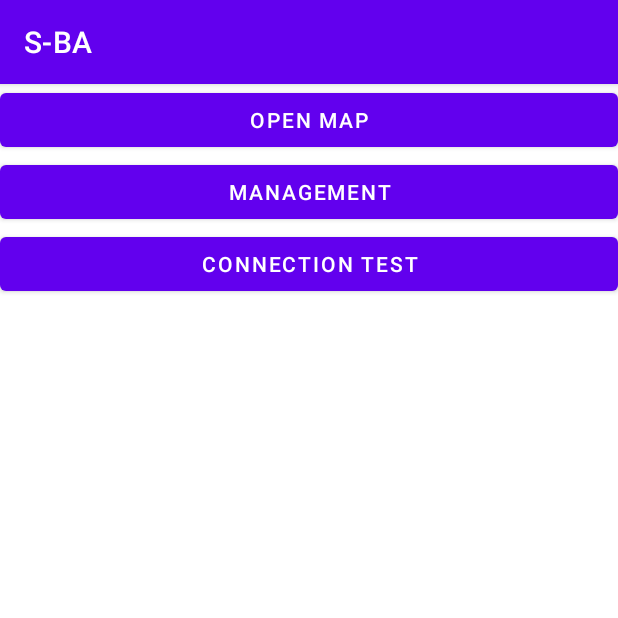
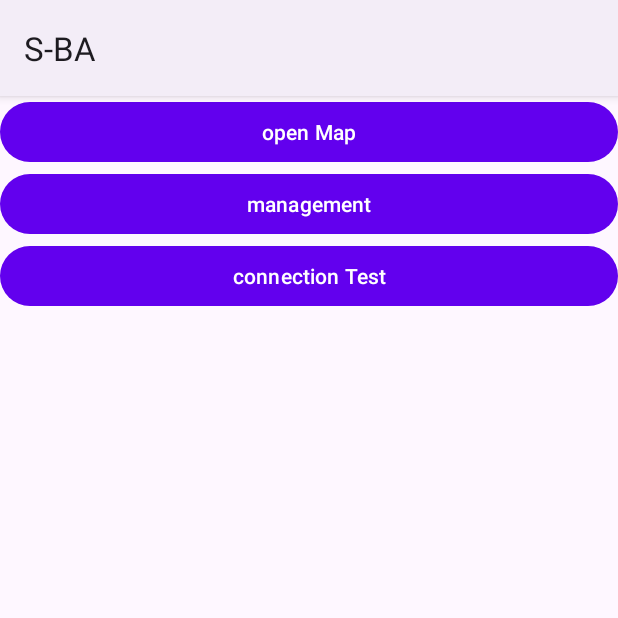
Before and after one commit to safe-bicycle-assistant/s-ba, an Android app: the screen it shows after launch (MainActivity), on a phone screen of 412 x 824 dp, the top half of it. Run offline under Robolectric (Android 15) with nearby library versions, the light colour scheme and no system bars.

Commit message:
바텀싯에 머티리얼 UI 적용

```diff
--- a/mobile/app/src/main/java/com/safe_bicycle_assistant/s_ba/managers/MapManager.java
+++ b/mobile/app/src/main/java/com/safe_bicycle_assistant/s_ba/managers/MapManager.java
@@ -118,7 +118,7 @@ public class MapManager {
 
     @SuppressLint("MissingPermission")
     public void trackCurrentGeoPoint(LocationListener listener) {
-        int minDistanceM = 3;
+        int minDistanceM = 2;
         int minTimeMS = 50;
         this.locationManager.requestLocationUpdates(
                 LocationManager.GPS_PROVIDER, minTimeMS, minDistanceM, listener, null);
--- a/mobile/app/src/main/res/layout/activity_navigation.xml
+++ b/mobile/app/src/main/res/layout/activity_navigation.xml
@@ -28,8 +28,9 @@
             android:textSize="24sp"
             android:textStyle="bold" />
 
-        <Button
+        <com.google.android.material.button.MaterialButton
             android:id="@+id/buttonStopDriving"
+            style="@style/Widget.Material3.Button.TonalButton"
             android:layout_width="wrap_content"
             android:layout_height="wrap_content"
             android:layout_weight="1"
--- a/mobile/app/src/main/res/values-night/themes.xml
+++ b/mobile/app/src/main/res/values-night/themes.xml
@@ -1,6 +1,6 @@
 <resources xmlns:tools="http://schemas.android.com/tools">
     <!-- Base application theme. -->
-    <style name="Theme.SBA" parent="Theme.MaterialComponents.DayNight.DarkActionBar">
+    <style name="Theme.SBA" parent="Theme.Material3.Dark">
         <!-- Primary brand color. -->
         <item name="colorPrimary">@color/purple_200</item>
         <item name="colorPrimaryVariant">@color/purple_700</item>
@@ -12,36 +12,5 @@
         <!-- Status bar color. -->
         <item name="android:statusBarColor">?attr/colorPrimaryVariant</item>
         <!-- Customize your theme here. -->
-        <item name="textAppearanceHeadline1">@style/TextAppearance.MaterialComponents.Headline1</item>
-        <item name="textAppearanceHeadline2">@style/TextAppearance.MaterialComponents.Headline2</item>
-        <item name="textAppearanceHeadline3">@style/TextAppearance.MaterialComponents.Headline3</item>
-        <item name="textAppearanceHeadline4">@style/TextAppearance.MaterialComponents.Headline4</item>
-        <item name="textAppearanceHeadline5">@style/TextAppearance.MaterialComponents.Headline5</item>
-        <item name="textAppearanceHeadline6">@style/TextAppearance.MaterialComponents.Headline6</item>
-        <item name="textAppearanceSubtitle1">@style/TextAppearance.MaterialComponents.Subtitle1</item>
-        <item name="textAppearanceSubtitle2">@style/TextAppearance.MaterialComponents.Subtitle2</item>
-        <item name="textAppearanceBody1">@style/TextAppearance.MaterialComponents.Body1</item>
-        <item name="textAppearanceBody2">@style/TextAppearance.MaterialComponents.Body2</item>
-        <item name="textAppearanceCaption">@style/TextAppearance.MaterialComponents.Caption</item>
-        <item name="textAppearanceButton">@style/TextAppearance.MaterialComponents.Button</item>
-        <item name="textAppearanceOverline">@style/TextAppearance.MaterialComponents.Overline</item>
-        <item name="textAppearanceDisplayLarge">@style/TextAppearance.Material3.DisplayLarge</item>
-        <item name="textAppearanceDisplayMedium">@style/TextAppearance.Material3.DisplayMedium</item>
-        <item name="textAppearanceDisplaySmall">@style/TextAppearance.Material3.DisplaySmall</item>
-        <item name="textAppearanceHeadlineLarge">@style/TextAppearance.Material3.HeadlineLarge</item>
-        <item name="textAppearanceHeadlineMedium">@style/TextAppearance.Material3.HeadlineMedium</item>
-        <item name="textAppearanceHeadlineSmall">@style/TextAppearance.Material3.HeadlineSmall</item>
-        <item name="textAppearanceTitleLarge">@style/TextAppearance.Material3.TitleLarge</item>
-        <item name="textAppearanceTitleMedium">@style/TextAppearance.Material3.TitleMedium</item>
-        <item name="textAppearanceTitleSmall">@style/TextAppearance.Material3.TitleSmall</item>
-        <item name="textAppearanceBodyLarge">@style/TextAppearance.Material3.BodyLarge</item>
-        <item name="textAppearanceBodyMedium">@style/TextAppearance.Material3.BodyMedium</item>
-        <item name="textAppearanceBodySmall">@style/TextAppearance.Material3.BodySmall</item>
-        <item name="textAppearanceLabelLarge">@style/TextAppearance.Material3.LabelLarge</item>
-        <item name="textAppearanceLabelMedium">@style/TextAppearance.Material3.LabelMedium</item>
-        <item name="textAppearanceLabelSmall">@style/TextAppearance.Material3.LabelSmall</item>
-        <item name="shapeAppearanceSmallComponent">@style/ShapeAppearance.Material3.SmallComponent</item>
-        <item name="shapeAppearanceMediumComponent">@style/ShapeAppearance.Material3.MediumComponent</item>
-        <item name="shapeAppearanceLargeComponent">@style/ShapeAppearance.Material3.LargeComponent</item>
     </style>
 </resources>
--- a/mobile/app/src/main/res/values/themes.xml
+++ b/mobile/app/src/main/res/values/themes.xml
@@ -1,47 +1,17 @@
 <resources xmlns:tools="http://schemas.android.com/tools">
     <!-- Base application theme. -->
-    <style name="Theme.SBA" parent="Theme.MaterialComponents.DayNight.DarkActionBar">
+    <style name="Theme.SBA" parent="Theme.Material3.Light">
         <!-- Primary brand color. -->
         <item name="colorPrimary">@color/purple_500</item>
         <item name="colorPrimaryVariant">@color/purple_700</item>
         <item name="colorOnPrimary">@color/white</item>
         <!-- Secondary brand color. -->
         <item name="colorSecondary">@color/teal_200</item>
+        <item name="colorSecondaryContainer">@color/teal_200</item>
         <item name="colorSecondaryVariant">@color/teal_700</item>
         <item name="colorOnSecondary">@color/black</item>
         <!-- Status bar color. -->
         <item name="android:statusBarColor">?attr/colorPrimaryVariant</item>
         <!-- Customize your theme here. -->
-        <item name="textAppearanceHeadline1">@style/TextAppearance.MaterialComponents.Headline1</item>
-        <item name="textAppearanceHeadline2">@style/TextAppearance.MaterialComponents.Headline2</item>
-        <item name="textAppearanceHeadline3">@style/TextAppearance.MaterialComponents.Headline3</item>
-        <item name="textAppearanceHeadline4">@style/TextAppearance.MaterialComponents.Headline4</item>
-        <item name="textAppearanceHeadline5">@style/TextAppearance.MaterialComponents.Headline5</item>
-        <item name="textAppearanceHeadline6">@style/TextAppearance.MaterialComponents.Headline6</item>
-        <item name="textAppearanceSubtitle1">@style/TextAppearance.MaterialComponents.Subtitle1</item>
-        <item name="textAppearanceSubtitle2">@style/TextAppearance.MaterialComponents.Subtitle2</item>
-        <item name="textAppearanceBody1">@style/TextAppearance.MaterialComponents.Body1</item>
-        <item name="textAppearanceBody2">@style/TextAppearance.MaterialComponents.Body2</item>
-        <item name="textAppearanceCaption">@style/TextAppearance.MaterialComponents.Caption</item>
-        <item name="textAppearanceButton">@style/TextAppearance.MaterialComponents.Button</item>
-        <item name="textAppearanceOverline">@style/TextAppearance.MaterialComponents.Overline</item>
-        <item name="textAppearanceDisplayLarge">@style/TextAppearance.Material3.DisplayLarge</item>
-        <item name="textAppearanceDisplayMedium">@style/TextAppearance.Material3.DisplayMedium</item>
-        <item name="textAppearanceDisplaySmall">@style/TextAppearance.Material3.DisplaySmall</item>
-        <item name="textAppearanceHeadlineLarge">@style/TextAppearance.Material3.HeadlineLarge</item>
-        <item name="textAppearanceHeadlineMedium">@style/TextAppearance.Material3.HeadlineMedium</item>
-        <item name="textAppearanceHeadlineSmall">@style/TextAppearance.Material3.HeadlineSmall</item>
-        <item name="textAppearanceTitleLarge">@style/TextAppearance.Material3.TitleLarge</item>
-        <item name="textAppearanceTitleMedium">@style/TextAppearance.Material3.TitleMedium</item>
-        <item name="textAppearanceTitleSmall">@style/TextAppearance.Material3.TitleSmall</item>
-        <item name="textAppearanceBodyLarge">@style/TextAppearance.Material3.BodyLarge</item>
-        <item name="textAppearanceBodyMedium">@style/TextAppearance.Material3.BodyMedium</item>
-        <item name="textAppearanceBodySmall">@style/TextAppearance.Material3.BodySmall</item>
-        <item name="textAppearanceLabelLarge">@style/TextAppearance.Material3.LabelLarge</item>
-        <item name="textAppearanceLabelMedium">@style/TextAppearance.Material3.LabelMedium</item>
-        <item name="textAppearanceLabelSmall">@style/TextAppearance.Material3.LabelSmall</item>
-        <item name="shapeAppearanceSmallComponent">@style/ShapeAppearance.Material3.SmallComponent</item>
-        <item name="shapeAppearanceMediumComponent">@style/ShapeAppearance.Material3.MediumComponent</item>
-        <item name="shapeAppearanceLargeComponent">@style/ShapeAppearance.Material3.LargeComponent</item>
     </style>
 </resources>
```
Also changed, not shown: mobile/app/src/main/java/com/safe_bicycle_assistant/s_ba/activities/MapActivity.java (+5 -12 lines), mobile/app/src/main/java/com/safe_bicycle_assistant/s_ba/map_fragments/RouteBottomSheetFragment.java (+34 -7 lines), mobile/app/src/main/res/layout/activity_map.xml (+8 -4 lines), mobile/app/src/main/res/layout/fragment_addresses_bottom_sheet.xml (+12 -15 lines), mobile/app/src/main/res/layout/fragment_route_bottom_sheet.xml (+29 -33 lines).
